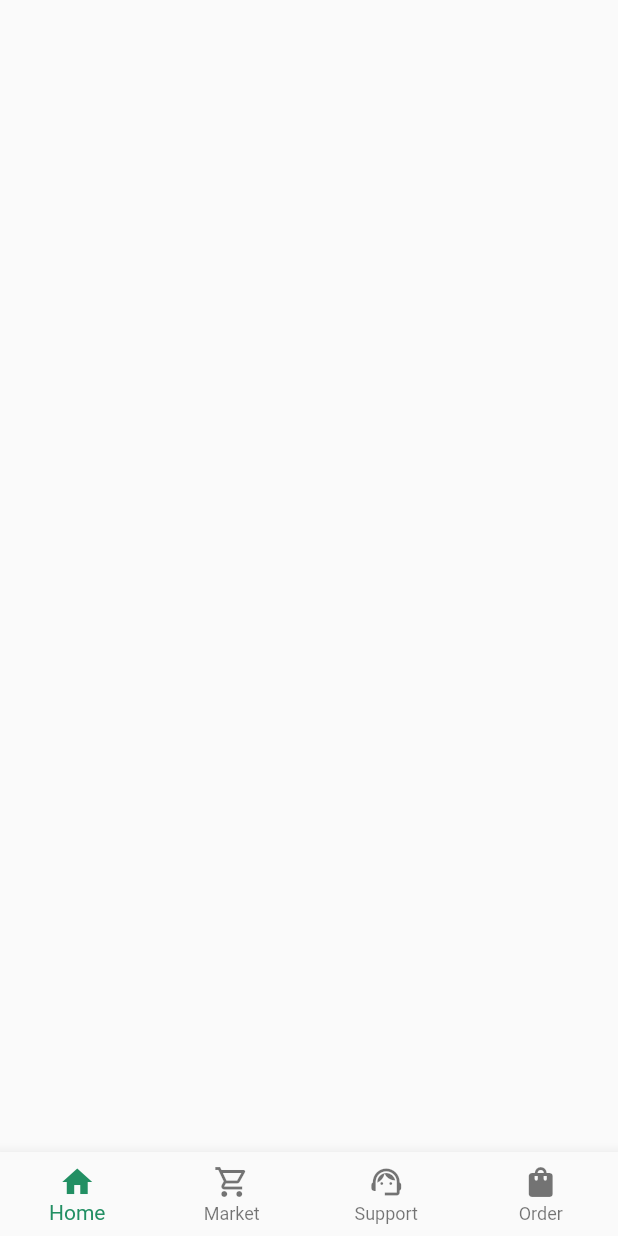
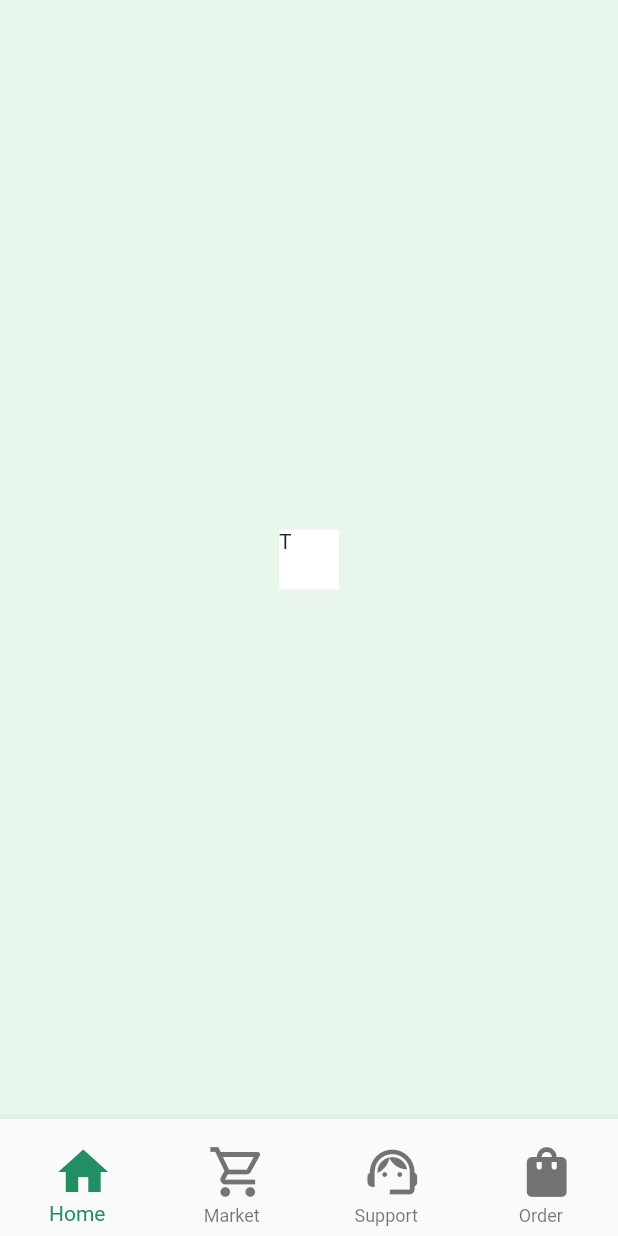
Before and after one commit to maitryd/personally, a Flutter app: the screen it shows after launch, on a phone screen of 412 x 824 dp. Run offline on Flutter 3.47's test engine with Material 2 defaults, Android fonts, the phone set to English and light mode, and no system bars.

Commit message:
new update

```diff
--- a/lib/bottom_navigation.dart
+++ b/lib/bottom_navigation.dart
@@ -1,5 +1,8 @@
 import 'package:flutter/material.dart';
-import 'package:personally/Images.dart';
+import 'package:personally/home_page.dart';
+import 'package:personally/market.dart';
+import 'package:personally/shopping.dart';
+import 'package:personally/support.dart';
 
 class BottomNavigation extends StatefulWidget {
   const BottomNavigation({Key? key}) : super(key: key);
@@ -15,11 +18,35 @@ class _BottomNavigationState extends State<BottomNavigation> {
   @override
   Widget build(BuildContext context) {
     return Scaffold(
+      body: Container(
+        height: MediaQuery.of(context).size.height,
+        width: MediaQuery.of(context).size.width,
+        color: Color(0xffe9f6eb),
+        child: Row(
+          mainAxisAlignment: MainAxisAlignment.center,
+          crossAxisAlignment: CrossAxisAlignment.center,
+          children: <Widget>[
+            Container(
+              height: 40,
+              width: 40,
+              color: Colors.white,
+              decoration: BoxDecoration(
+                borderRadius: BorderRadius.circular(40),
+              ),
+              child: Text("T"),
+            )
+          ],
+        ),
+      ),
         bottomNavigationBar: BottomNavigationBar(
           type: BottomNavigationBarType.fixed,
           currentIndex: index,
           // backgroundColor: colorScheme.surface,
-          selectedItemColor:  Color(0xff228f63),
+          selectedItemColor:  const Color(0xff228f63),
+          // selectedItemColor:  Color(0xff22a872),
+          // selectedItemColor:  Color(0xff228f63),
+          // selectedItemColor:  Color(0xff26c485),
+          // selectedItemColor:  Color(0xffe9f6eb),
           // unselectedItemColor: colorScheme.onSurface.withOpacity(.60),
           // selectedLabelStyle: textTheme.caption,
           // unselectedLabelStyle: textTheme.caption,
@@ -27,22 +54,38 @@ class _BottomNavigationState extends State<BottomNavigation> {
             // Respond to item press.
             setState(() => index = value);
           },
-          items: const [
+          items: [
             BottomNavigationBarItem(
               label: 'Home',
-              icon: Icon(Icons.home),
+              icon: IconButton(
+                  onPressed: () {
+                    Navigator.push(context, MaterialPageRoute(builder: (context) => const HomePage()),);
+                    },
+                  icon: const Icon(Icons.home, size: 40,)),
             ),
             BottomNavigationBarItem(
               label: 'Market',
-              icon: Icon(Icons.shopping_cart_outlined),
+              icon: IconButton(
+                  onPressed: () {
+                    Navigator.push(context, MaterialPageRoute(builder: (context) => const Market()),);
+                  },
+                  icon: const Icon(Icons.shopping_cart_outlined, size: 40,),)
             ),
             BottomNavigationBarItem(
               label: 'Support',
-              icon: Icon(Icons.support_agent),
+              icon: IconButton(
+                onPressed: () {
+                  Navigator.push(context, MaterialPageRoute(builder: (context) => const Support()),);
+                },
+                icon: const Icon(Icons.support_agent, size: 40,),)
             ),
             BottomNavigationBarItem(
               label: 'Order',
-              icon: Icon(Icons.shopping_bag),
+              icon: IconButton(
+                onPressed: () {
+                  Navigator.push(context, MaterialPageRoute(builder: (context) => const Shopping()),);
+                },
+                icon: const Icon(Icons.shopping_bag, size: 40,),)
             ),
           ],
         )
--- a/lib/home_page.dart
+++ b/lib/home_page.dart
@@ -12,7 +12,11 @@ class _HomePageState extends State<HomePage> {
   Widget build(BuildContext context) {
     return Material(
       child: Scaffold(
-        body: Container()
+        body: Container(
+          height: MediaQuery.of(context).size.height,
+          width: MediaQuery.of(context).size.width,
+          color: Color(0xff26c485),
+        )
       ),
     );
   }
```
Also changed, not shown: lib/market.dart (added, +19 -0 lines), lib/shopping.dart (added, +19 -0 lines), lib/support.dart (added, +19 -0 lines).
